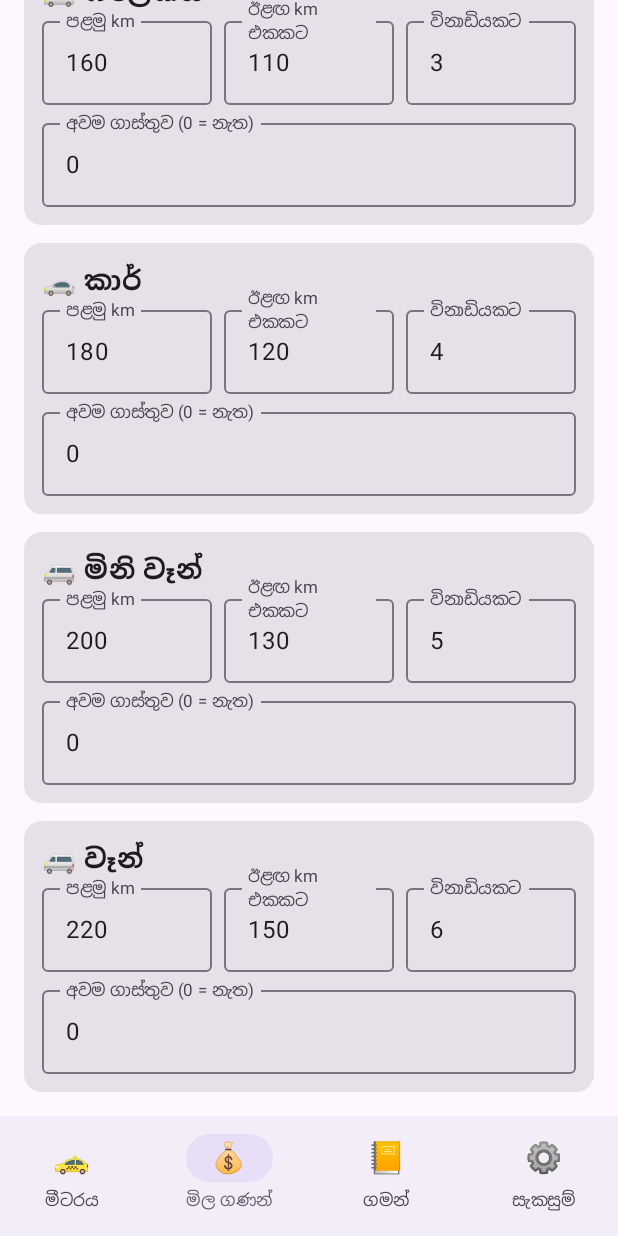
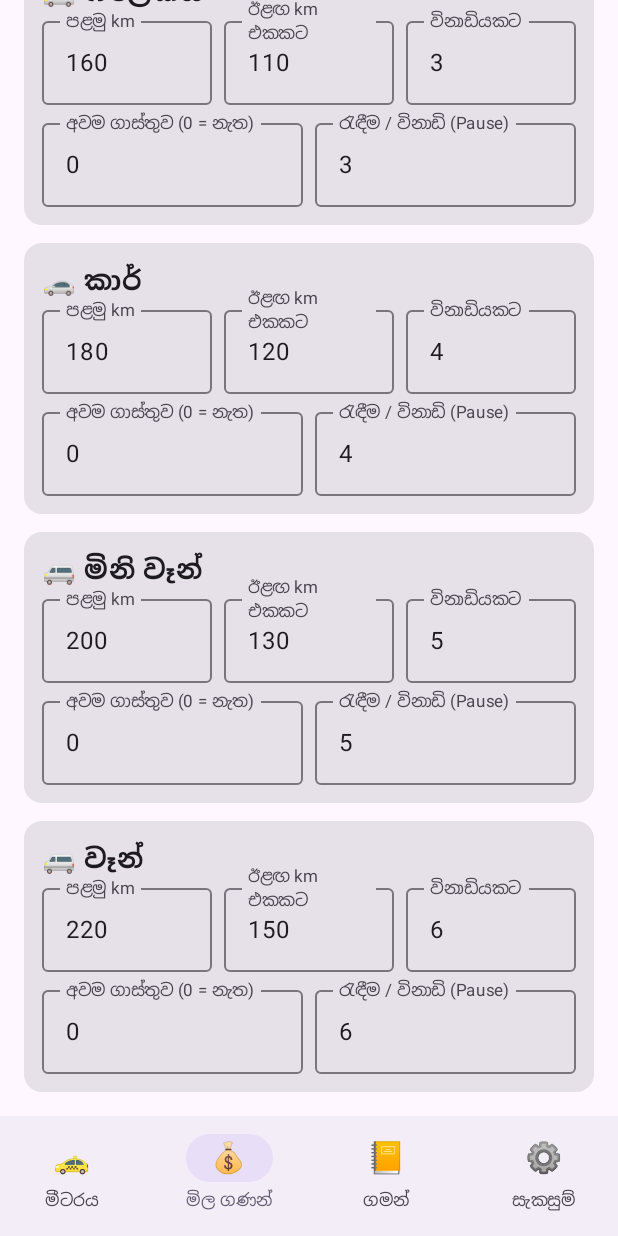
Before and after one commit to Roshan6422/HireMeter, an Android app built with Jetpack Compose: the screen it shows after launch (MainActivity), item 2 of the bottom bar chosen, scrolled down 879 dp, on a phone screen of 412 x 824 dp. Run offline under Robolectric (Android 15) with nearby library versions, the phone set to English and light mode, and no system bars; pictures from the network do not load.

Commit message:
Optionally charge paused time as waiting, at a per-vehicle waiting rate
Co-Authored-By: Claude Opus 5.5 <noreply@anthropic.com>

```diff
--- a/app/src/main/java/com/hiremeter/BillPdf.kt
+++ b/app/src/main/java/com/hiremeter/BillPdf.kt
@@ -66,10 +66,11 @@ fun writeBillPdf(ctx: Context, t: Trip, map: Bitmap?, route: List<LatLon>): File
     row(s.date, SimpleDateFormat("yyyy-MM-dd HH:mm", Locale.US).format(Date(t.endedAtMs)))
     row(s.distance, km(t.distanceM))
     row(s.elapsed, clock(t.durationMs))
-    if (t.pausedMs > 0) row(s.pausedTime, clock(t.pausedMs))
+    if (t.pausedMs > 0) row(if (t.waitingFare > 0) s.pausedCharged else s.pausedTime, clock(t.pausedMs))
     line()
     row(s.distanceFare, rs(t.distanceFare))
     row(s.timeFare, rs(t.timeFare))
+    if (t.waitingFare > 0) row(s.waitingFareLabel, rs(t.waitingFare))
     if (t.minimumTopUp > 0) row(s.minFareTopUp, rs(t.minimumTopUp))
     line()
     y += 8f
--- a/app/src/main/java/com/hiremeter/Fare.kt
+++ b/app/src/main/java/com/hiremeter/Fare.kt
@@ -9,33 +9,41 @@ import kotlin.math.sqrt
 
 /**
  * Prices for one vehicle type, in rupees. [perMin] is charged for every minute of the trip, driving
- * or not, like PickMe and Uber. [minFare] 0 means there is no minimum fare.
+ * or not, like PickMe and Uber. [minFare] 0 means there is no minimum fare. [waitPerMin] is for
+ * time the meter was paused (customers away, e.g. on an up-and-down hire), only when the driver
+ * chooses to charge it.
  */
 data class Rates(
     val firstKm: Double,
     val perKm: Double,
     val perMin: Double,
     val minFare: Double = 0.0,
+    val waitPerMin: Double = 0.0,
 )
 
-/** [minimumTopUp] is what is added so a short trip still costs the minimum fare. */
-data class FareBreakdown(val distanceFare: Int, val timeFare: Int, val minimumTopUp: Int = 0) {
-    val total: Int get() = distanceFare + timeFare + minimumTopUp
+/**
+ * [minimumTopUp] is what is added so a short trip still costs the minimum fare; [waitingFare] is
+ * for paused time the driver chose to charge.
+ */
+data class FareBreakdown(val distanceFare: Int, val timeFare: Int, val minimumTopUp: Int = 0, val waitingFare: Int = 0) {
+    val total: Int get() = distanceFare + timeFare + minimumTopUp + waitingFare
 }
 
 /**
  * The fare the way PickMe and Uber work it out: distance plus time, both always.
  * The first kilometre (or any part of it) costs [Rates.firstKm]; every kilometre after it costs
  * [Rates.perKm], charged by the metre. Every minute of the trip ([tripMs], from start to end)
- * costs [Rates.perMin], charged by the second. However short the trip, the total is never less
+ * costs [Rates.perMin], charged by the second. Paused time the driver chose to charge
+ * ([chargedPauseMs]) costs [Rates.waitPerMin]. However short the trip, the total is never less
  * than [Rates.minFare].
  */
-fun calculateFare(distanceM: Double, tripMs: Long, rates: Rates): FareBreakdown {
+fun calculateFare(distanceM: Double, tripMs: Long, rates: Rates, chargedPauseMs: Long = 0): FareBreakdown {
     val km = distanceM / 1000.0
     val distance = (rates.firstKm + max(0.0, km - 1.0) * rates.perKm).roundToInt()
     val time = (max(0L, tripMs) / 60000.0 * rates.perMin).roundToInt()
-    val topUp = max(0, rates.minFare.roundToInt() - distance - time)
-    return FareBreakdown(distance, time, topUp)
+    val waiting = (max(0L, chargedPauseMs) / 60000.0 * rates.waitPerMin).roundToInt()
+    val topUp = max(0, rates.minFare.roundToInt() - distance - time - waiting)
+    return FareBreakdown(distance, time, topUp, waiting)
 }
 
 /**
@@ -51,7 +59,7 @@ fun adjustRates(rates: Rates, percent: Double): Rates {
         if (n == v) n = if (percent > 0) v + step else v - step
         return max(0.0, n)
     }
-    return Rates(one(rates.firstKm), one(rates.perKm), one(rates.perMin), one(rates.minFare))
+    return Rates(one(rates.firstKm), one(rates.perKm), one(rates.perMin), one(rates.minFare), one(rates.waitPerMin))
 }
 
 /** One GPS reading. [timeMs] only has to increase steadily (it is not a clock time). */
--- a/app/src/main/java/com/hiremeter/MainActivity.kt
+++ b/app/src/main/java/com/hiremeter/MainActivity.kt
@@ -43,6 +43,7 @@ import androidx.compose.material3.NavigationBar
 import androidx.compose.material3.NavigationBarItem
 import androidx.compose.material3.OutlinedTextField
 import androidx.compose.material3.Scaffold
+import androidx.compose.material3.Switch
 import androidx.compose.material3.Text
 import androidx.compose.material3.TextButton
 import androidx.compose.material3.lightColorScheme
@@ -108,7 +109,8 @@ fun billText(t: Trip, route: List<LatLon>) = buildString {
     appendLine("${s.vehicleLabel}: ${t.vehicle}")
     appendLine("${s.distance}: ${km(t.distanceM)}  →  ${rs(t.distanceFare)}")
     appendLine("${s.elapsed}: ${clock(t.durationMs)}  →  ${rs(t.timeFare)}")
-    if (t.pausedMs > 0) appendLine("${s.pausedTime}: ${clock(t.pausedMs)}")
+    if (t.pausedMs > 0) appendLine("${if (t.waitingFare > 0) s.pausedCharged else s.pausedTime}: ${clock(t.pausedMs)}")
+    if (t.waitingFare > 0) appendLine("${s.waitingFareLabel}: ${rs(t.waitingFare)}")
     if (t.minimumTopUp > 0) appendLine("${s.minFareTopUp}: ${rs(t.minimumTopUp)}")
     append("${s.total}: ${rs(t.total)}")
     googleMapsLink(route)?.let { append("\n\n${s.routeLink}\n$it") }
@@ -210,7 +212,8 @@ fun MeterScreen(
     }
 
     val elapsedMs = if (trip.running) trip.activeMs(now) else 0L
-    val fare = calculateFare(trip.distanceM, elapsedMs, vehicle.rates)
+    val chargedPauseMs = if (trip.running && trip.chargePaused) trip.pausedMs(now) else 0L
+    val fare = calculateFare(trip.distanceM, elapsedMs, vehicle.rates, chargedPauseMs)
     val showTrip = trip.running
 
     Column(
@@ -252,6 +255,9 @@ fun MeterScreen(
                         s.fareSplit.format(rs(fare.distanceFare), rs(fare.timeFare)),
                         color = Color(0xFFD7F2E6), fontSize = 13.sp,
                     )
+                    if (fare.waitingFare > 0) {
+                        Text("+ ${s.waitingFareLabel} ${rs(fare.waitingFare)}", color = Color(0xFFD7F2E6), fontSize = 13.sp)
+                    }
                     if (fare.minimumTopUp > 0) {
                         Text(s.minFareLine.format(rsRate(vehicle.rates.minFare)), color = Color(0xFFD7F2E6), fontSize = 13.sp)
                     }
@@ -273,6 +279,21 @@ fun MeterScreen(
             )
         } else if (trip.running && !trip.hasGps) {
             Text(s.gpsSearching, color = Red, modifier = Modifier.padding(top = 12.dp), textAlign = TextAlign.Center)
+        }
+
+        if (trip.running && (trip.paused || trip.pausedTotalMs > 0)) {
+            // Up-and-down hires: the driver decides whether the time away is charged as waiting.
+            Row(
+                Modifier.fillMaxWidth().padding(top = 12.dp),
+                verticalAlignment = Alignment.CenterVertically,
+                horizontalArrangement = Arrangement.spacedBy(12.dp),
+            ) {
+                Text(
+                    s.chargePausedLabel.format(rsRate(vehicle.rates.waitPerMin)),
+                    fontSize = 14.sp, modifier = Modifier.weight(1f),
+                )
+                Switch(checked = trip.chargePaused, onCheckedChange = { TripRepo.setChargePaused(it) })
+            }
         }
 
         Spacer(Modifier.height(24.dp))
@@ -304,7 +325,8 @@ fun MeterScreen(
                 onClick = {
                     val endMs = System.currentTimeMillis()
                     val tripMs = trip.activeMs(endMs)
-                    val endFare = calculateFare(trip.distanceM, tripMs, vehicle.rates)
+                    val pausedMs = trip.pausedMs(endMs)
+                    val endFare = calculateFare(trip.distanceM, tripMs, vehicle.rates, if (trip.chargePaused) pausedMs else 0L)
                     val done = Trip(
                         endedAtMs = endMs,
                         vehicle = s.vehicleName(vehicle.id),
@@ -313,7 +335,8 @@ fun MeterScreen(
                         distanceFare = endFare.distanceFare,
                         timeFare = endFare.timeFare,
                         minimumTopUp = endFare.minimumTopUp,
-                        pausedMs = trip.pausedMs(endMs),
+                        pausedMs = pausedMs,
+                        waitingFare = endFare.waitingFare,
                     )
                     finishedRoute = TripRepo.routeSnapshot()
                     finishedBreaks = TripRepo.routeBreaksSnapshot()
@@ -354,10 +377,11 @@ fun MeterScreen(
                     BillRow(s.date, SimpleDateFormat("yyyy-MM-dd HH:mm", Locale.US).format(Date(t.endedAtMs)))
                     BillRow(s.distance, km(t.distanceM))
                     BillRow(s.elapsed, clock(t.durationMs))
-                    if (t.pausedMs > 0) BillRow(s.pausedTime, clock(t.pausedMs))
+                    if (t.pausedMs > 0) BillRow(if (t.waitingFare > 0) s.pausedCharged else s.pausedTime, clock(t.pausedMs))
                     HorizontalDivider(Modifier.padding(vertical = 6.dp))
                     BillRow(s.distanceFare, rs(t.distanceFare))
                     BillRow(s.timeFare, rs(t.timeFare))
+                    if (t.waitingFare > 0) BillRow(s.waitingFareLabel, rs(t.waitingFare))
                     if (t.minimumTopUp > 0) BillRow(s.minFareTopUp, rs(t.minimumTopUp))
                     HorizontalDivider(Modifier.padding(vertical = 6.dp))
                     Row(Modifier.fillMaxWidth(), verticalAlignment = Alignment.CenterVertically) {
@@ -491,8 +515,13 @@ fun RatesScreen(
                             onVehicle(v.copy(rates = v.rates.copy(perMin = it)))
                         }
                     }
-                    NumField(s.minFareLabel, v.rates.minFare, !locked, Modifier.fillMaxWidth().padding(top = 4.dp)) {
-                        onVehicle(v.copy(rates = v.rates.copy(minFare = it)))
+                    Row(horizontalArrangement = Arrangement.spacedBy(8.dp), modifier = Modifier.padding(top = 4.dp)) {
+                        NumField(s.minFareLabel, v.rates.minFare, !locked, Modifier.weight(1f)) {
+                            onVehicle(v.copy(rates = v.rates.copy(minFare = it)))
+                        }
+                        NumField(s.waitRateLabel, v.rates.waitPerMin, !locked, Modifier.weight(1f)) {
+                            onVehicle(v.copy(rates = v.rates.copy(waitPerMin = it)))
+                        }
                     }
                 }
             }
--- a/app/src/main/java/com/hiremeter/Stores.kt
+++ b/app/src/main/java/com/hiremeter/Stores.kt
@@ -23,13 +23,13 @@ private val TUK_ICON = if (Build.VERSION.SDK_INT >= 29) "🛺" else "🚖"
  * about Rs. 4 a minute for a Mini); the driver sets their own on the prices screen.
  */
 val DEFAULT_VEHICLES = listOf(
-    Vehicle("tuk", TUK_ICON, Rates(110.0, 90.0, 2.0)),
-    Vehicle("bike", "🏍️", Rates(60.0, 45.0, 1.0)),
-    Vehicle("mini", "🚗", Rates(150.0, 100.0, 3.0)),
-    Vehicle("flex", "🚗", Rates(160.0, 110.0, 3.0)),
-    Vehicle("car", "🚗", Rates(180.0, 120.0, 4.0)),
-    Vehicle("minivan", "🚐", Rates(200.0, 130.0, 5.0)),
-    Vehicle("van", "🚐", Rates(220.0, 150.0, 6.0)),
+    Vehicle("tuk", TUK_ICON, Rates(110.0, 90.0, 2.0, waitPerMin = 2.0)),
+    Vehicle("bike", "🏍️", Rates(60.0, 45.0, 1.0, waitPerMin = 1.0)),
+    Vehicle("mini", "🚗", Rates(150.0, 100.0, 3.0, waitPerMin = 3.0)),
+    Vehicle("flex", "🚗", Rates(160.0, 110.0, 3.0, waitPerMin = 3.0)),
+    Vehicle("car", "🚗", Rates(180.0, 120.0, 4.0, waitPerMin = 4.0)),
+    Vehicle("minivan", "🚐", Rates(200.0, 130.0, 5.0, waitPerMin = 5.0)),
+    Vehicle("van", "🚐", Rates(220.0, 150.0, 6.0, waitPerMin = 6.0)),
 )
 /** The largest change the "change all rates" box accepts in one press. */
 const val MAX_ADJUST_PCT = 50.0
@@ -44,7 +44,7 @@ object RatesStore {
             DEFAULT_VEHICLES.map { v ->
                 val o = byId.optJSONObject(v.id) ?: return@map v
                 // "wait" (a waiting-only charge in older versions) means something else now, so it is not reused.
-                v.copy(rates = Rates(o.getDouble("first"), o.getDouble("perKm"), o.optDouble("perMin", v.rates.perMin), o.optDouble("min", 0.0)))
+                v.copy(rates = Rates(o.getDouble("first"), o.getDouble("perKm"), o.optDouble("perMin", v.rates.perMin), o.optDouble("min", 0.0), o.optDouble("pauseWait", v.rates.waitPerMin)))
             }
         } catch (e: Exception) {
             DEFAULT_VEHICLES
@@ -57,7 +57,7 @@ object RatesStore {
             byId.put(
                 v.id,
                 JSONObject().put("first", v.rates.firstKm).put("perKm", v.rates.perKm).put("perMin", v.rates.perMin)
-                    .put("min", v.rates.minFare),
+                    .put("min", v.rates.minFare).put("pauseWait", v.rates.waitPerMin),
             )
         }
         prefs(ctx).edit().putString("vehicles", byId.toString()).apply()
@@ -121,10 +121,12 @@ data class Trip(
     val timeFare: Int,
     /** Added so a short trip still cost the minimum fare. */
     val minimumTopUp: Int = 0,
-    /** Time the meter was paused (the driver away on other hires). Not charged. */
+    /** Time the meter was paused (the driver away on other hires). */
     val pausedMs: Long = 0,
+    /** Charged for the paused time, when the driver chose to; 0 means it was not charged. */
+    val waitingFare: Int = 0,
 ) {
-    val total: Int get() = distanceFare + timeFare + minimumTopUp
+    val total: Int get() = distanceFare + timeFare + minimumTopUp + waitingFare
 }
 
 object HistoryStore {
@@ -139,7 +141,7 @@ object HistoryStore {
                 val o = arr.getJSONObject(i)
                 Trip(
                     o.getLong("t"), o.getString("v"), o.getDouble("d"),
-                    o.getLong("dur"), o.getInt("df"), o.getInt("wf"), o.optInt("mf", 0), o.optLong("p", 0L),
+                    o.getLong("dur"), o.getInt("df"), o.getInt("wf"), o.optInt("mf", 0), o.optLong("p", 0L), o.optInt("pw", 0),
                 )
             }
         } catch (e: Exception) {
@@ -152,7 +154,7 @@ object HistoryStore {
         for (t in (listOf(trip) + load(ctx)).take(MAX_TRIPS)) {
             arr.put(
                 JSONObject().put("t", t.endedAtMs).put("v", t.vehicle).put("d", t.distanceM)
-                    .put("dur", t.durationMs).put("df", t.distanceFare).put("wf", t.timeFare).put("mf", t.minimumTopUp).put("p", t.pausedMs),
+                    .put("dur", t.durationMs).put("df", t.distanceFare).put("wf", t.timeFare).put("mf", t.minimumTopUp).put("p", t.pausedMs).put("pw", t.waitingFare),
             )
         }
         prefs(ctx).edit().putString("trips", arr.toString()).apply()
@@ -171,6 +173,8 @@ data class TripState(
     val pausedAtMs: Long? = null,
     /** All earlier pauses of this trip together. */
     val pausedTotalMs: Long = 0,
+    /** The driver chose to charge the paused time as waiting. */
+    val chargePaused: Boolean = false,
 ) {
     val paused: Boolean get() = pausedAtMs != null
 
@@ -200,6 +204,10 @@ object TripRepo {
         val s = _state.value
         if (!s.running || s.paused) return
         _state.value = s.copy(pausedAtMs = nowMs)
+    }
+
+    fun setChargePaused(on: Boolean) {
+        _state.value = _state.value.copy(chargePaused = on)
     }
 
     fun resume(nowMs: Long) {
--- a/app/src/main/java/com/hiremeter/Strings.kt
+++ b/app/src/main/java/com/hiremeter/Strings.kt
@@ -40,6 +40,9 @@ class Strings(
     /** time paused so far */
     val pausedBanner: String,
     val pausedTime: String, val notifPaused: String,
+    val pausedCharged: String, val waitingFareLabel: String, val waitRateLabel: String,
+    /** waiting rate per minute */
+    val chargePausedLabel: String,
     val viewOnGoogle: String, val routeLink: String,
     val tuk: String, val bike: String, val mini: String, val flex: String, val car: String, val minivan: String, val van: String,
 ) {
@@ -86,6 +89,8 @@ private val SINHALA = Strings(
     pauseTrip = "මීටරය නවත්වන්න (Pause)", resumeTrip = "මීටරය ආයෙ පටන් ගන්න",
     pausedBanner = "⏸ මීටරය නවත්වලා · %s\nදුර සහ කාලය ගණන් වෙන්නේ නෑ. GPS එක off.",
     pausedTime = "නවත්වා තිබූ කාලය (ගාස්තු නැත)", notifPaused = "මීටරය නවත්වා ඇත (Pause)",
+    pausedCharged = "රැඳී සිටි කාලය (Pause)", waitingFareLabel = "රැඳී සිටීමට ගාස්තුව", waitRateLabel = "රැඳීම / විනාඩි (Pause)",
+    chargePausedLabel = "Pause කාලයට රැඳී සිටීමේ ගාස්තුව ගන්න · විනාඩියට %s",
     viewOnGoogle = "🗺️ Google Maps එකෙන් බලන්න", routeLink = "ගිය පාර:",
     tuk = "ත්‍රීවීල්", bike = "බයික්", mini = "මිනි කාර්", flex = "ෆ්ලෙක්ස්", car = "කාර්", minivan = "මිනි වෑන්", van = "වෑන්",
 )
@@ -122,6 +127,8 @@ private val TAMIL = Strings(
     pauseTrip = "மீட்டரை இடைநிறுத்து", resumeTrip = "மீட்டரைத் தொடர்",
     pausedBanner = "⏸ மீட்டர் இடைநிறுத்தப்பட்டுள்ளது · %s\nதூரமும் நேரமும் கணக்கிடப்படாது. GPS அணைக்கப்பட்டுள்ளது.",
     pausedTime = "இடைநிறுத்திய நேரம் (கட்டணம் இல்லை)", notifPaused = "மீட்டர் இடைநிறுத்தப்பட்டுள்ளது",
+    pausedCharged = "காத்திருந்த நேரம் (இடைநிறுத்தம்)", waitingFareLabel = "காத்திருப்புக் கட்டணம்", waitRateLabel = "காத்திருப்பு / நிமிடம்",
+    chargePausedLabel = "இடைநிறுத்த நேரத்திற்குக் காத்திருப்புக் கட்டணம் · நிமிடத்திற்கு %s",
     viewOnGoogle = "🗺️ Google Maps-இல் பார்க்க", routeLink = "சென்ற பாதை:",
     tuk = "முச்சக்கர வண்டி", bike = "பைக்", mini = "மினி கார்", flex = "ஃப்ளெக்ஸ்", car = "கார்", minivan = "மினி வேன்", van = "வேன்",
 )
@@ -158,6 +165,8 @@ private val ENGLISH = Strings(
     pauseTrip = "Pause meter", resumeTrip = "Resume meter",
     pausedBanner = "⏸ Meter paused · %s\nDistance and time are not counted. GPS is off.",
     pausedTime = "Paused (not charged)", notifPaused = "Meter paused",
+    pausedCharged = "Waited (paused)", waitingFareLabel = "Waiting fare", waitRateLabel = "Waiting / min (paused)",
+    chargePausedLabel = "Charge the paused time as waiting · %s per minute",
     viewOnGoogle = "🗺️ View on Google Maps", routeLink = "Route:",
     tuk = "Three-wheeler", bike = "Bike", mini = "Mini car", flex = "Flex", car = "Car", minivan = "Mini van", van = "Van",
 )
```
Also changed, not shown: 1 other file.
